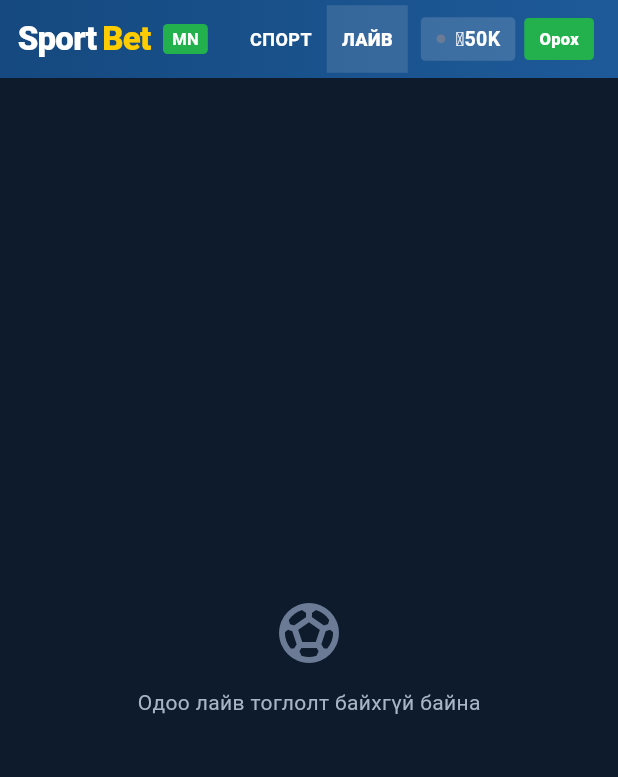
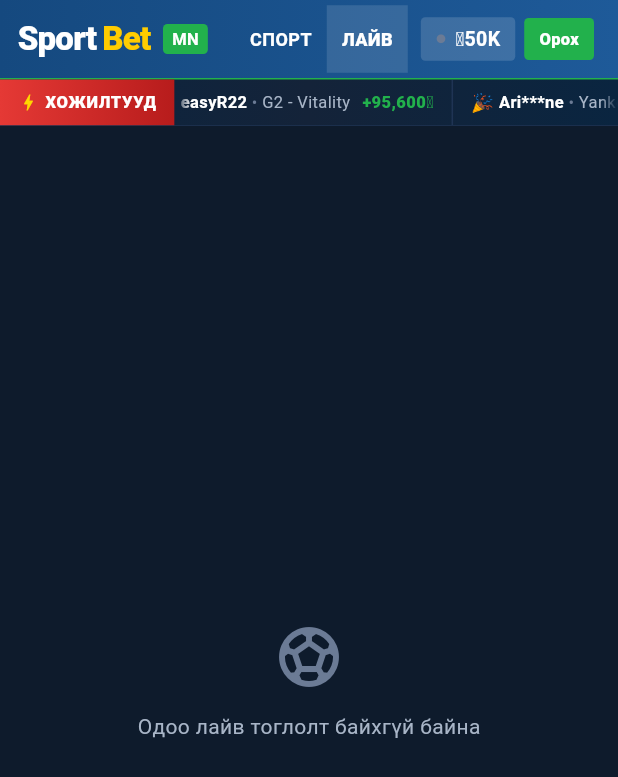
Before and after one commit to easyr22/sportbet-mn, a Flutter app: the screen it shows after launch, after a tap on "ЛАЙВ", on a phone screen of 412 x 824 dp. Shown: the top 777 px of the screen. Run offline on Flutter 3.47's test engine with Material 3 defaults, Android fonts, the phone set to English and light mode, and no system bars; missing offline and left inert: dart:html; accounts and stored records are empty; network calls fail.

Commit message:
Add scrolling winners ticker + animated win popups for engagement

```diff
--- a/lib/screens/app_shell.dart
+++ b/lib/screens/app_shell.dart
@@ -14,6 +14,8 @@ import 'bingo_page.dart';
 import 'toto_page.dart';
 import 'tv_games_page.dart';
 import 'results_page.dart';
+import '../widgets/winners_ticker.dart';
+import '../widgets/win_popup.dart';
 
 class AppShell extends StatefulWidget {
   const AppShell({super.key});
@@ -34,7 +36,8 @@ class _AppShellState extends State<AppShell> {
 
     return Scaffold(
       backgroundColor: AppColors.bg,
-      body: Column(
+      body: WinPopupOverlay(
+        child: Column(
           children: [
             TopBar(
               currentPage: _page,
@@ -43,8 +46,10 @@ class _AppShellState extends State<AppShell> {
                 if (p != 0 && p != 1) _sport = 'all';
               }),
             ),
+            const WinnersTicker(),
             Expanded(child: _buildBody(wide, medium)),
           ],
+        ),
       ),
       floatingActionButton: !wide && _page < 2 ? _BetFab() : null,
     );
--- /dev/null
+++ b/lib/widgets/win_popup.dart
@@ -0,0 +1,138 @@
+import 'dart:async';
+import 'dart:math';
+import 'package:flutter/material.dart';
+import '../constants/app_colors.dart';
+
+class WinPopupOverlay extends StatefulWidget {
+  final Widget child;
+  const WinPopupOverlay({super.key, required this.child});
+  @override
+  State<WinPopupOverlay> createState() => _WinPopupOverlayState();
+}
+
+class _WinPopupOverlayState extends State<WinPopupOverlay> with TickerProviderStateMixin {
+  Timer? _timer;
+  final _rng = Random();
+  bool _show = false;
+  late AnimationController _anim;
+  String _name = '', _amount = '', _match = '';
+
+  static const _names = ['Bat***ar','Tem***en','Sar***il','Och***bat','Bil***uun','Mun***zay','Anu***aa','easyR22'];
+  static const _matches = ['Real Madrid - Barcelona','NaVi - FaZe Clan','T1 - Gen.G','Sweet Bonanza','Aviator','Lightning Roulette'];
+  static const _amounts = ['+45,000₮','+87,200₮','+125,400₮','+250,000₮','+520,000₮'];
+
+  @override
+  void initState() {
+    super.initState();
+    _anim = AnimationController(vsync: this, duration: const Duration(milliseconds: 400));
+    _scheduleNext();
+  }
+
+  void _scheduleNext() {
+    _timer = Timer(Duration(seconds: 18 + _rng.nextInt(20)), () {
+      if (!mounted) return;
+      setState(() {
+        _name = _names[_rng.nextInt(_names.length)];
+        _amount = _amounts[_rng.nextInt(_amounts.length)];
+        _match = _matches[_rng.nextInt(_matches.length)];
+        _show = true;
+      });
+      _anim.forward(from: 0);
+      Timer(const Duration(seconds: 5), () {
+        if (!mounted) return;
+        _anim.reverse().then((_) {
+          if (mounted) setState(() => _show = false);
+        });
+        _scheduleNext();
+      });
+    });
+  }
+
+  @override
+  void dispose() {
+    _timer?.cancel();
+    _anim.dispose();
+    super.dispose();
+  }
+
+  @override
+  Widget build(BuildContext context) {
+    return Stack(
+      children: [
+        widget.child,
+        if (_show)
+          Positioned(
+            left: 16, bottom: 16,
+            child: SlideTransition(
+              position: Tween<Offset>(
+                begin: const Offset(-1.5, 0), end: Offset.zero,
+              ).animate(CurvedAnimation(parent: _anim, curve: Curves.easeOutBack)),
+              child: FadeTransition(
+                opacity: _anim,
+                child: Material(
+                  color: Colors.transparent,
+                  child: Container(
+                    width: 280,
+                    padding: const EdgeInsets.all(12),
+                    decoration: BoxDecoration(
+                      gradient: const LinearGradient(
+                        colors: [Color(0xFF22B14C), Color(0xFF15497F)],
+                        begin: Alignment.topLeft, end: Alignment.bottomRight,
+                      ),
+                      borderRadius: BorderRadius.circular(8),
+                      boxShadow: [
+                        BoxShadow(
+                          color: AppColors.accent.withOpacity(0.5),
+                          blurRadius: 20, spreadRadius: 2,
+                        ),
+                      ],
+                      border: Border.all(color: const Color(0xFFFFD700), width: 2),
+                    ),
+                    child: Row(
+                      children: [
+                        Container(
+                          width: 44, height: 44,
+                          decoration: BoxDecoration(
+                            color: Colors.white.withOpacity(0.2),
+                            shape: BoxShape.circle,
+                            border: Border.all(color: const Color(0xFFFFD700), width: 2),
+                          ),
+                          alignment: Alignment.center,
+                          child: const Text('🎉', style: TextStyle(fontSize: 24)),
+                        ),
+                        const SizedBox(width: 10),
+                        Expanded(
+                          child: Column(
+                            crossAxisAlignment: CrossAxisAlignment.start,
+                            mainAxisSize: MainAxisSize.min,
+                            children: [
+                              Row(
+                                children: [
+                                  Text(_name,
+                                      style: const TextStyle(color: Colors.white, fontSize: 12, fontWeight: FontWeight.w800)),
+                                  const SizedBox(width: 4),
+                                  const Text('ялагдлаа',
+                                      style: TextStyle(color: Colors.white70, fontSize: 11)),
+                                ],
+                              ),
+                              const SizedBox(height: 2),
+                              Text(_match,
+                                  maxLines: 1, overflow: TextOverflow.ellipsis,
+                                  style: const TextStyle(color: Colors.white70, fontSize: 10)),
+                              const SizedBox(height: 2),
+                              Text(_amount,
+                                  style: const TextStyle(color: Color(0xFFFFD700), fontSize: 16, fontWeight: FontWeight.w900)),
+                            ],
+                          ),
+                        ),
+                      ],
+                    ),
+                  ),
+                ),
+              ),
+            ),
+          ),
+      ],
+    );
+  }
+}
--- /dev/null
+++ b/lib/widgets/winners_ticker.dart
@@ -0,0 +1,184 @@
+import 'dart:async';
+import 'dart:math';
+import 'package:flutter/material.dart';
+import '../constants/app_colors.dart';
+
+class WinnersTicker extends StatefulWidget {
+  const WinnersTicker({super.key});
+  @override
+  State<WinnersTicker> createState() => _WinnersTickerState();
+}
+
+class _WinnersTickerState extends State<WinnersTicker> with SingleTickerProviderStateMixin {
+  late ScrollController _ctl;
+  late Timer _timer;
+  final _rng = Random();
+
+  static const _names = [
+    'easyR22', 'Bat***ar', 'Tem***en', 'Anu***aa', 'Bay***mb',
+    'Gan***ag', 'Mun***zay', 'Sar***il', 'Bil***uun', 'Och***bat',
+    'Tse***rin', 'Erd***ne', 'Khu***ra', 'Nar***til', 'Dor***rj',
+    'Ulz***ai', 'Bol***mb', 'Eni***ee', 'Ari***ne', 'Sar***bb',
+  ];
+  static const _matches = [
+    'Real Madrid - Barcelona', 'Man City - Arsenal', 'Bayern - Dortmund',
+    'PSG - Marseille', 'Liverpool - Tottenham', 'Inter - Juventus',
+    'NaVi - FaZe Clan', 'T1 - Gen.G', 'G2 - Vitality', 'Cloud9 - Liquid',
+    'Lakers - Celtics', 'Warriors - Heat', 'Yankees - Red Sox',
+    'Alcaraz - Djokovic', 'Sinner - Medvedev', 'Sweet Bonanza Slot',
+    'Aviator Crash', 'Lightning Roulette', 'Mines Game',
+  ];
+  static const _amounts = [
+    '+12,500₮', '+45,000₮', '+87,200₮', '+125,400₮', '+250,000₮',
+    '+18,300₮', '+62,800₮', '+340,500₮', '+95,600₮', '+520,000₮',
+    '+33,200₮', '+78,400₮', '+1,250,000₮', '+15,800₮', '+225,000₮',
+  ];
+
+  late List<_Win> _wins;
+
+  @override
+  void initState() {
+    super.initState();
+    _ctl = ScrollController();
+    _wins = List.generate(20, (i) => _genWin());
+    // Auto-scroll
+    WidgetsBinding.instance.addPostFrameCallback((_) => _autoScroll());
+    // Periodically prepend new wins
+    _timer = Timer.periodic(const Duration(seconds: 5), (_) {
+      setState(() {
+        _wins.insert(0, _genWin());
+        if (_wins.length > 30) _wins.removeLast();
+      });
+    });
+  }
+
+  _Win _genWin() {
+    return _Win(
+      name: _names[_rng.nextInt(_names.length)],
+      match: _matches[_rng.nextInt(_matches.length)],
+      amount: _amounts[_rng.nextInt(_amounts.length)],
+      isBig: _rng.nextDouble() < 0.15,
+    );
+  }
+
+  void _autoScroll() async {
+    while (mounted && _ctl.hasClients) {
+      final max = _ctl.position.maxScrollExtent;
+      if (max == 0) {
+        await Future.delayed(const Duration(milliseconds: 500));
+        continue;
+      }
+      await _ctl.animateTo(max,
+          duration: Duration(seconds: (max / 30).round()),
+          curve: Curves.linear);
+      _ctl.jumpTo(0);
+    }
+  }
+
+  @override
+  void dispose() {
+    _timer.cancel();
+    _ctl.dispose();
+    super.dispose();
+  }
+
+  @override
+  Widget build(BuildContext context) {
+    return Container(
+      height: 32,
+      decoration: const BoxDecoration(
+        gradient: LinearGradient(
+          colors: [Color(0xFF0A2540), Color(0xFF142339), Color(0xFF0A2540)],
+        ),
+        border: Border(
+          top: BorderSide(color: AppColors.accent, width: 1),
+          bottom: BorderSide(color: AppColors.divider, width: 0.5),
+        ),
+      ),
+      child: Row(
+        children: [
+          // Live label
+          Container(
+            height: double.infinity,
+            padding: const EdgeInsets.symmetric(horizontal: 12),
+            decoration: const BoxDecoration(
+              gradient: LinearGradient(
+                colors: [AppColors.liveRed, Color(0xFFB71C1C)],
+              ),
+            ),
+            child: Row(
+              mainAxisSize: MainAxisSize.min,
+              children: const [
+                Icon(Icons.bolt, color: Color(0xFFFFD700), size: 14),
+                SizedBox(width: 4),
+                Text('ХОЖИЛТУУД',
+                    style: TextStyle(color: Colors.white, fontSize: 11, fontWeight: FontWeight.w800, letterSpacing: 0.5)),
+              ],
+            ),
+          ),
+          // Scrolling list
+          Expanded(
+            child: ShaderMask(
+              shaderCallback: (rect) => const LinearGradient(
+                colors: [Colors.transparent, Colors.white, Colors.white, Colors.transparent],
+                stops: [0.0, 0.04, 0.96, 1.0],
+              ).createShader(rect),
+              blendMode: BlendMode.dstIn,
+              child: ListView.separated(
+                controller: _ctl,
+                scrollDirection: Axis.horizontal,
+                physics: const NeverScrollableScrollPhysics(),
+                padding: const EdgeInsets.symmetric(horizontal: 14),
+                itemCount: _wins.length,
+                separatorBuilder: (_, __) => Container(width: 1, height: 14, color: AppColors.divider, margin: const EdgeInsets.symmetric(horizontal: 12)),
+                itemBuilder: (_, i) {
+                  final w = _wins[i];
+                  return Center(
+                    child: Row(
+                      children: [
+                        Text('🎉 ', style: TextStyle(fontSize: w.isBig ? 14 : 12)),
+                        Text(w.name,
+                            style: TextStyle(
+                                color: w.isBig ? const Color(0xFFFFD700) : Colors.white,
+                                fontSize: 11,
+                                fontWeight: FontWeight.w700)),
+                        const Text(' • ',
+                            style: TextStyle(color: AppColors.textMuted, fontSize: 11)),
+                        Text(w.match,
+                            style: const TextStyle(color: AppColors.textSecondary, fontSize: 11)),
+                        const SizedBox(width: 8),
+                        Text(w.amount,
+                            style: TextStyle(
+                                color: w.isBig ? const Color(0xFFFFD700) : AppColors.accent,
+                                fontSize: 11,
+                                fontWeight: FontWeight.w900)),
+                        if (w.isBig) ...[
+                          const SizedBox(width: 4),
+                          Container(
+                            padding: const EdgeInsets.symmetric(horizontal: 4, vertical: 1),
+                            decoration: BoxDecoration(
+                              color: const Color(0xFFFFD700),
+                              borderRadius: BorderRadius.circular(2),
+                            ),
+                            child: const Text('BIG WIN',
+                                style: TextStyle(color: Colors.black, fontSize: 8, fontWeight: FontWeight.w900)),
+                          ),
+                        ],
+                      ],
+                    ),
+                  );
+                },
+              ),
+            ),
+          ),
+        ],
+      ),
+    );
+  }
+}
+
+class _Win {
+  final String name, match, amount;
+  final bool isBig;
+  const _Win({required this.name, required this.match, required this.amount, this.isBig = false});
+}
```
Also changed, not shown: 3 other files. Lines whose indentation alone changed are shown as unchanged.
